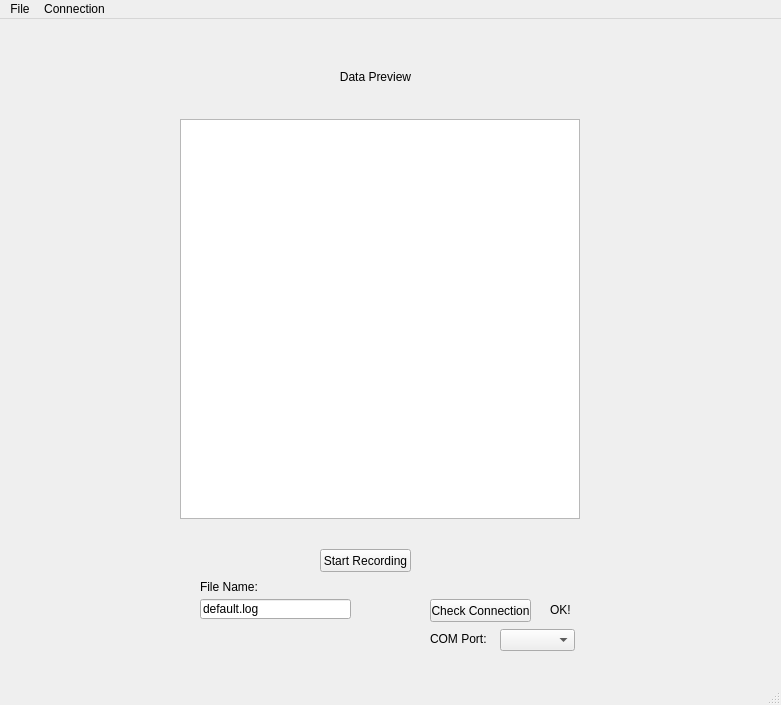
Qt form mainwindow.ui (mgardner99/ELEC490) before a commit.
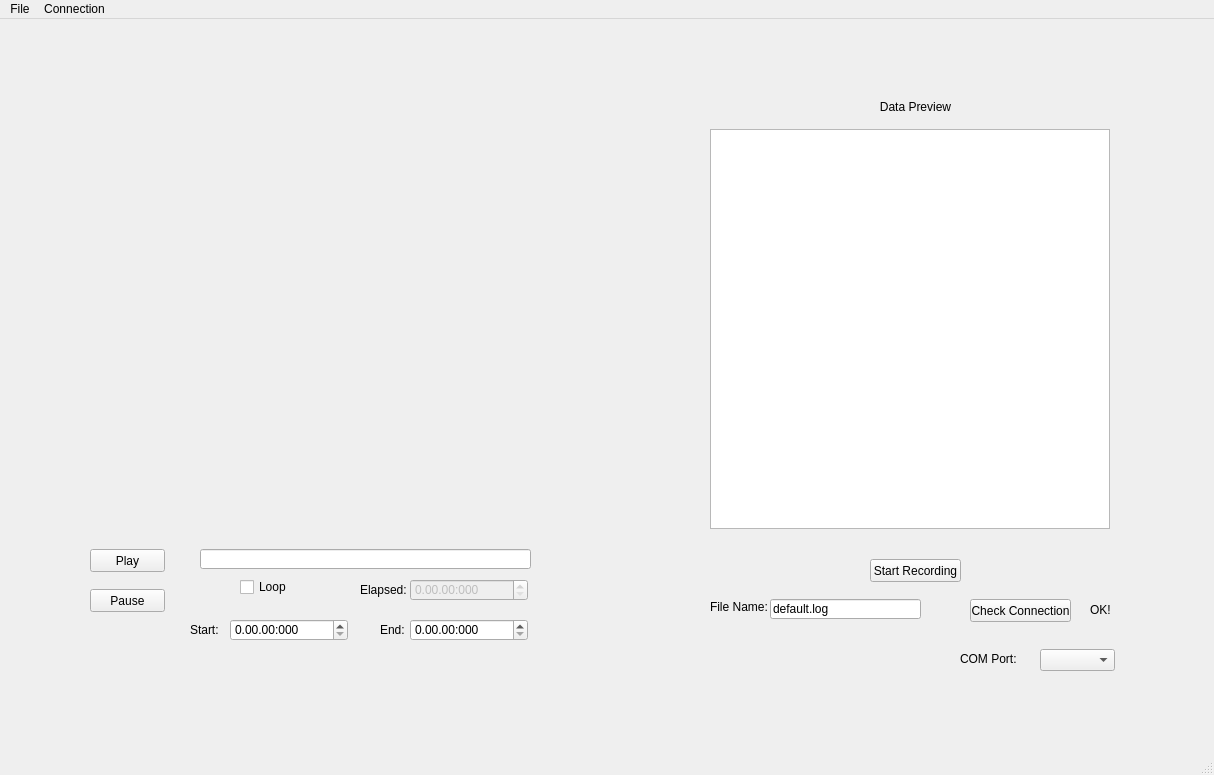
The same form after that commit.

Commit message: partial implementation of the video player (currently lives inside the main window)

What changed in the file:
```diff
--- a/mainwindow.ui
+++ b/mainwindow.ui
@@ -6,8 +6,8 @@
    <rect>
     <x>0</x>
     <y>0</y>
-    <width>781</width>
-    <height>705</height>
+    <width>1214</width>
+    <height>775</height>
    </rect>
   </property>
   <property name="windowTitle">
@@ -17,8 +17,8 @@
    <widget class="QLabel" name="label">
     <property name="geometry">
      <rect>
-      <x>310</x>
-      <y>50</y>
+      <x>850</x>
+      <y>80</y>
       <width>131</width>
       <height>16</height>
      </rect>
@@ -33,8 +33,8 @@
    <widget class="QPushButton" name="pushButton">
     <property name="geometry">
      <rect>
-      <x>320</x>
-      <y>530</y>
+      <x>870</x>
+      <y>540</y>
       <width>91</width>
       <height>23</height>
      </rect>
@@ -46,7 +46,7 @@
    <widget class="QLineEdit" name="lineEdit">
     <property name="geometry">
      <rect>
-      <x>200</x>
+      <x>770</x>
       <y>580</y>
       <width>151</width>
       <height>20</height>
@@ -59,8 +59,8 @@
    <widget class="QLabel" name="label_2">
     <property name="geometry">
      <rect>
-      <x>200</x>
-      <y>560</y>
+      <x>710</x>
+      <y>580</y>
       <width>61</width>
       <height>16</height>
      </rect>
@@ -72,7 +72,7 @@
    <widget class="QPushButton" name="pushButton_2">
     <property name="geometry">
      <rect>
-      <x>430</x>
+      <x>970</x>
       <y>580</y>
       <width>101</width>
       <height>23</height>
@@ -85,7 +85,7 @@
    <widget class="QLabel" name="label_3">
     <property name="geometry">
      <rect>
-      <x>550</x>
+      <x>1090</x>
       <y>580</y>
       <width>46</width>
       <height>21</height>
@@ -98,8 +98,8 @@
    <widget class="QGraphicsView" name="renderView">
     <property name="geometry">
      <rect>
-      <x>180</x>
-      <y>100</y>
+      <x>710</x>
+      <y>110</y>
       <width>400</width>
       <height>400</height>
      </rect>
@@ -134,8 +134,8 @@
    <widget class="QComboBox" name="comPortBox">
     <property name="geometry">
      <rect>
-      <x>500</x>
-      <y>610</y>
+      <x>1040</x>
+      <y>630</y>
       <width>75</width>
       <height>22</height>
      </rect>
@@ -144,8 +144,8 @@
    <widget class="QLabel" name="label_4">
     <property name="geometry">
      <rect>
-      <x>430</x>
-      <y>610</y>
+      <x>960</x>
+      <y>630</y>
       <width>71</width>
       <height>20</height>
      </rect>
@@ -154,13 +154,156 @@
      <string>COM Port:</string>
     </property>
    </widget>
+   <widget class="QWidget" name="vidWidget" native="true">
+    <property name="geometry">
+     <rect>
+      <x>80</x>
+      <y>110</y>
+      <width>451</width>
+      <height>401</height>
+     </rect>
+    </property>
+   </widget>
+   <widget class="QPushButton" name="vidPlay">
+    <property name="geometry">
+     <rect>
+      <x>90</x>
+      <y>530</y>
+      <width>75</width>
+      <height>23</height>
+     </rect>
+    </property>
+    <property name="text">
+     <string>Play</string>
+    </property>
+   </widget>
+   <widget class="QLineEdit" name="vidPath">
+    <property name="geometry">
+     <rect>
+      <x>200</x>
+      <y>530</y>
+      <width>331</width>
+      <height>20</height>
+     </rect>
+    </property>
+   </widget>
+   <widget class="QCheckBox" name="loopBox">
+    <property name="geometry">
+     <rect>
+      <x>240</x>
+      <y>560</y>
+      <width>71</width>
+      <height>16</height>
+     </rect>
+    </property>
+    <property name="text">
+     <string>Loop</string>
+    </property>
+   </widget>
+   <widget class="QTimeEdit" name="timeEdit">
+    <property name="enabled">
+     <bool>false</bool>
+    </property>
+    <property name="geometry">
+     <rect>
+      <x>410</x>
+      <y>560</y>
+      <width>118</width>
+      <height>22</height>
+     </rect>
+    </property>
+    <property name="displayFormat">
+     <string>h.mm.ss:zzz</string>
+    </property>
+   </widget>
+   <widget class="QLabel" name="label_5">
+    <property name="geometry">
+     <rect>
+      <x>360</x>
+      <y>560</y>
+      <width>46</width>
+      <height>21</height>
+     </rect>
+    </property>
+    <property name="text">
+     <string>Elapsed:</string>
+    </property>
+    <property name="alignment">
+     <set>Qt::AlignLeading|Qt::AlignLeft|Qt::AlignVCenter</set>
+    </property>
+   </widget>
+   <widget class="QTimeEdit" name="vidStartLoop">
+    <property name="geometry">
+     <rect>
+      <x>230</x>
+      <y>600</y>
+      <width>118</width>
+      <height>22</height>
+     </rect>
+    </property>
+    <property name="displayFormat">
+     <string>h.mm.ss:zzz</string>
+    </property>
+   </widget>
+   <widget class="QTimeEdit" name="vidEndLoop">
+    <property name="geometry">
+     <rect>
+      <x>410</x>
+      <y>600</y>
+      <width>118</width>
+      <height>22</height>
+     </rect>
+    </property>
+    <property name="displayFormat">
+     <string>h.mm.ss:zzz</string>
+    </property>
+   </widget>
+   <widget class="QLabel" name="label_6">
+    <property name="geometry">
+     <rect>
+      <x>190</x>
+      <y>600</y>
+      <width>46</width>
+      <height>21</height>
+     </rect>
+    </property>
+    <property name="text">
+     <string>Start:</string>
+    </property>
+   </widget>
+   <widget class="QLabel" name="label_7">
+    <property name="geometry">
+     <rect>
+      <x>380</x>
+      <y>600</y>
+      <width>46</width>
+      <height>21</height>
+     </rect>
+    </property>
+    <property name="text">
+     <string>End:</string>
+    </property>
+   </widget>
+   <widget class="QPushButton" name="vidPause">
+    <property name="geometry">
+     <rect>
+      <x>90</x>
+      <y>570</y>
+      <width>75</width>
+      <height>23</height>
+     </rect>
+    </property>
+    <property name="text">
+     <string>Pause</string>
+    </property>
+   </widget>
   </widget>
   <widget class="QMenuBar" name="menuBar">
    <property name="geometry">
     <rect>
      <x>0</x>
      <y>0</y>
-     <width>781</width>
+     <width>1214</width>
      <height>20</height>
     </rect>
    </property>
```
The commit also changes 5 other files.
